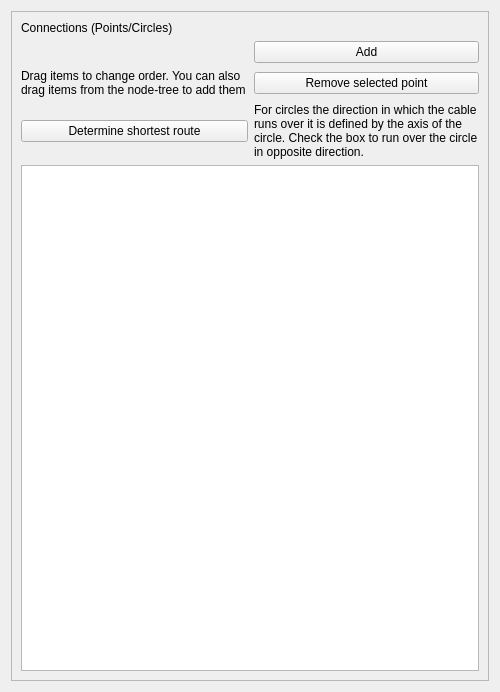
Above: guis/widget_connections.ui from RubendeBruin/DAVE before the change. Below: the same form after it.
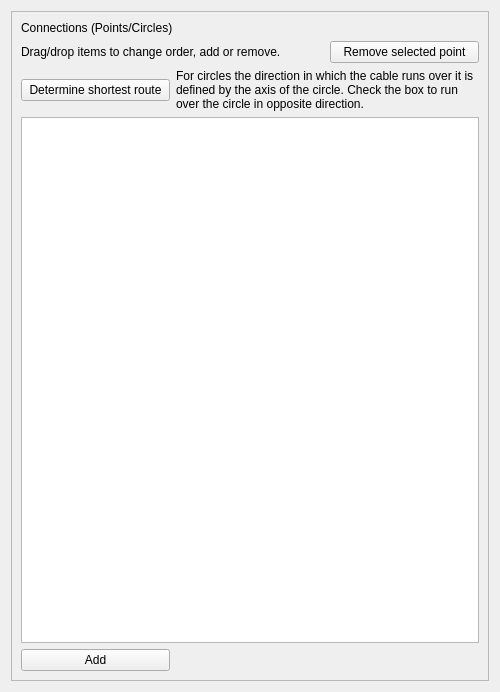
That is the form after the change. Custom widgets are drawn as their Qt base class.

Commit message: Connections: remove by drop or delete key

```diff
--- a/guis/widget_connections.ui
+++ b/guis/widget_connections.ui
@@ -23,37 +23,21 @@
       <enum>QFrame::Raised</enum>
      </property>
      <layout class="QGridLayout" name="gridLayout">
-      <item row="1" column="0">
-       <widget class="QNodePicker" name="widgetPicker" native="true"/>
-      </item>
-      <item row="2" column="0">
-       <widget class="QLabel" name="label_8">
+      <item row="3" column="1">
+       <widget class="QPushButton" name="pbSetShortestRoute">
         <property name="text">
-         <string>Drag items to change order. You can also drag items from the node-tree to add them</string>
-        </property>
-        <property name="wordWrap">
-         <bool>true</bool>
+         <string>Determine shortest route</string>
         </property>
        </widget>
       </item>
-      <item row="4" column="0" colspan="2">
-       <widget class="QListWidget" name="list"/>
-      </item>
-      <item row="1" column="1">
+      <item row="5" column="1">
        <widget class="QPushButton" name="pushButton">
         <property name="text">
          <string>Add</string>
         </property>
        </widget>
       </item>
-      <item row="2" column="1">
-       <widget class="QPushButton" name="pbRemoveSelected">
-        <property name="text">
-         <string>Remove selected point</string>
-        </property>
-       </widget>
-      </item>
-      <item row="0" column="0" colspan="2">
+      <item row="0" column="1" colspan="2">
        <widget class="QLabel" name="label_3">
         <property name="text">
          <string>Connections (Points/Circles)</string>
@@ -66,14 +50,30 @@
         </property>
        </widget>
       </item>
-      <item row="3" column="0">
-       <widget class="QPushButton" name="pbSetShortestRoute">
+      <item row="2" column="3">
+       <widget class="QPushButton" name="pbRemoveSelected">
         <property name="text">
-         <string>Determine shortest route</string>
+         <string>Remove selected point</string>
         </property>
        </widget>
       </item>
-      <item row="3" column="1">
+      <item row="2" column="1" colspan="2">
+       <widget class="QLabel" name="label_8">
+        <property name="text">
+         <string>Drag/drop items to change order, add or remove.</string>
+        </property>
+        <property name="wordWrap">
+         <bool>true</bool>
+        </property>
+       </widget>
+      </item>
+      <item row="4" column="1" colspan="3">
+       <widget class="QListWidget" name="list"/>
+      </item>
+      <item row="5" column="2" colspan="2">
+       <widget class="QNodePicker" name="widgetPicker" native="true"/>
+      </item>
+      <item row="3" column="2" colspan="2">
        <widget class="QLabel" name="lbDirection">
         <property name="text">
          <string>For circles the direction in which the cable runs over it is defined by the axis of the circle. Check the box to run over the circle in opposite direction.</string>
```
The commit also changes 2 other files.
